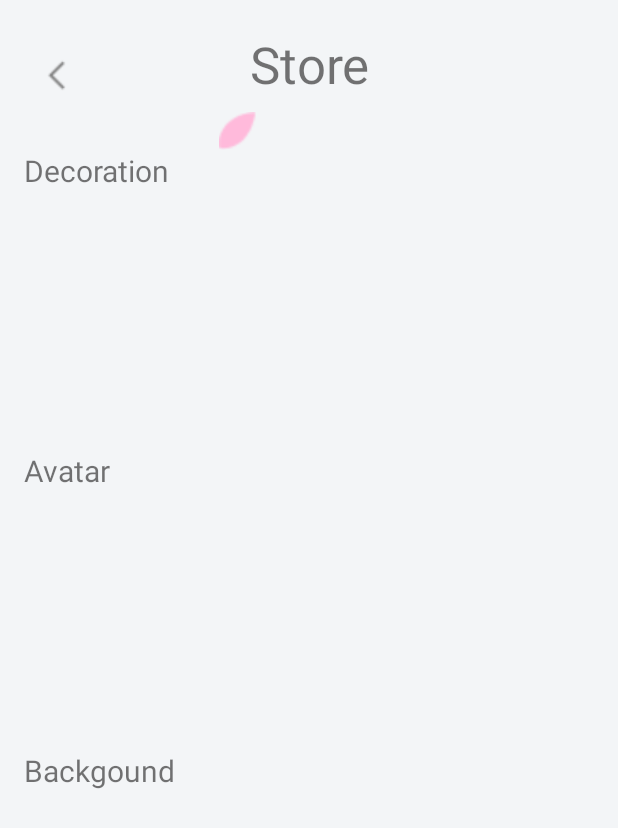
After one commit to diceyecid/Emotive, an Android app: the ShopActivity screen opened directly, with no data from a screen before it, on a phone screen of 412 x 824 dp. The commit adds this screen. Shown: the top 828 px of the screen. Run offline under Robolectric (Android 15) with nearby library versions, the phone set to English and light mode, and no system bars.

Commit message:
shop part1

```diff
--- a/app/src/main/AndroidManifest.xml
+++ b/app/src/main/AndroidManifest.xml
@@ -1,6 +1,6 @@
 <?xml version="1.0" encoding="utf-8"?>
 <manifest xmlns:android="http://schemas.android.com/apk/res/android"
-    package="com.example.emotive" >
+    package="com.example.emotive">
 
     <application
         android:allowBackup="true"
@@ -8,7 +8,13 @@
         android:label="@string/app_name"
         android:roundIcon="@mipmap/ic_launcher_round"
         android:supportsRtl="true"
-        android:theme="@style/Theme.Emotive" >
+        android:theme="@style/Theme.Emotive">
+        <activity
+            android:name=".ShopActivity"
+            android:configChanges="orientation|keyboardHidden|screenSize"
+            android:exported="false"
+            android:fitsSystemWindows="true"
+            android:theme="@style/Theme.Emotive.Fullscreen" />
         <activity
             android:name=".MoodDataActivity"
             android:configChanges="orientation|keyboardHidden|screenSize"
@@ -32,9 +38,10 @@
             android:name=".MainActivity"
             android:exported="true"
             android:fitsSystemWindows="true"
-            android:theme="@style/Theme.Emotive.Fullscreen" >
+            android:theme="@style/Theme.Emotive.Fullscreen">
             <intent-filter>
                 <action android:name="android.intent.action.MAIN" />
+
                 <category android:name="android.intent.category.LAUNCHER" />
             </intent-filter>
         </activity>
--- a/app/src/main/java/com/example/emotive/MainActivity.kt
+++ b/app/src/main/java/com/example/emotive/MainActivity.kt
@@ -25,5 +25,14 @@ class MainActivity : AppCompatActivity() {
 
             startActivity( intent )
         }
+
+        // navigates to the shop
+        shopImage.setOnClickListener{
+            intent = Intent (this,
+                             ShopActivity::class.java)
+            intent.putExtra("petalNum", petalText.text)
+
+            startActivity( intent )
+        }
     }
 }
--- /dev/null
+++ b/app/src/main/java/com/example/emotive/ShopActivity.kt
@@ -0,0 +1,20 @@
+package com.example.emotive
+
+import androidx.appcompat.app.AppCompatActivity
+import android.os.Bundle
+import kotlinx.android.synthetic.main.activity_mood_report.*
+import kotlinx.android.synthetic.main.activity_mood_report.mrPrevImage
+import kotlinx.android.synthetic.main.activity_shop.*
+
+class ShopActivity : AppCompatActivity() {
+    override fun onCreate(savedInstanceState: Bundle?) {
+        super.onCreate(savedInstanceState)
+        setContentView(R.layout.activity_shop)
+
+        petalTextView.text = intent.getStringExtra("petalNum")
+
+        mrPrevImage.setOnClickListener {
+            finish()
+        }
+    }
+}
--- a/app/src/main/res/layout/activity_mood_report.xml
+++ b/app/src/main/res/layout/activity_mood_report.xml
@@ -27,7 +27,7 @@
             app:layout_constraintTop_toTopOf="parent" />
 
         <androidx.constraintlayout.widget.Guideline
-            android:id="@+id/guideline2"
+            android:id="@+id/guideline"
             android:layout_width="wrap_content"
             android:layout_height="wrap_content"
             android:layout_marginTop="20dp"
--- /dev/null
+++ b/app/src/main/res/layout/activity_shop.xml
@@ -0,0 +1,118 @@
+<?xml version="1.0" encoding="utf-8"?>
+<FrameLayout xmlns:android="http://schemas.android.com/apk/res/android"
+    xmlns:app="http://schemas.android.com/apk/res-auto"
+    xmlns:tools="http://schemas.android.com/tools"
+    android:layout_width="match_parent"
+    android:layout_height="match_parent"
+    android:background="?attr/fullscreenBackgroundColor"
+    android:fitsSystemWindows="true"
+    android:theme="@style/ThemeOverlay.Emotive.FullscreenContainer"
+    tools:context=".MoodReportActivity">
+
+    <androidx.constraintlayout.widget.ConstraintLayout
+        android:layout_width="match_parent"
+        android:layout_height="match_parent">
+
+        <androidx.constraintlayout.widget.Guideline
+            android:id="@+id/guideline"
+            android:layout_width="wrap_content"
+            android:layout_height="wrap_content"
+            android:orientation="horizontal"
+            app:layout_constraintGuide_begin="20dp" />
+
+        <androidx.constraintlayout.widget.Guideline
+            android:id="@+id/guideline2"
+            android:layout_width="wrap_content"
+            android:layout_height="wrap_content"
+            android:orientation="horizontal"
+            app:layout_constraintGuide_begin="100dp" />
+
+        <ImageView
+            android:id="@+id/mrPrevImage"
+            android:layout_width="43dp"
+            android:layout_height="60dp"
+            app:layout_constraintStart_toStartOf="@+id/guideline3"
+            app:layout_constraintTop_toTopOf="@+id/guideline"
+            app:srcCompat="@drawable/prev_page" />
+
+        <TextView
+            android:id="@+id/storeTextView"
+            android:layout_width="120dp"
+            android:layout_height="60dp"
+            android:text="Store"
+            android:textAlignment="center"
+            android:textSize="34sp"
+            app:layout_constraintEnd_toEndOf="parent"
+            app:layout_constraintHorizontal_bias="0.5"
+            app:layout_constraintStart_toStartOf="parent"
+            app:layout_constraintTop_toTopOf="@+id/guideline" />
+
+        <ImageView
+            android:id="@+id/imageView"
+            android:layout_width="45dp"
+            android:layout_height="25dp"
+            android:src="@drawable/petal"
+            app:layout_constraintBottom_toTopOf="@+id/guideline2"
+            app:layout_constraintEnd_toStartOf="@+id/petalTextView"
+            app:layout_constraintStart_toStartOf="@+id/storeTextView" />
+
+        <TextView
+            android:id="@+id/petalTextView"
+            android:layout_width="95dp"
+            android:layout_height="30dp"
+            android:text="TextView"
+            android:textAlignment="viewStart"
+            android:textSize="24sp"
+            app:layout_constraintBottom_toTopOf="@+id/guideline2"
+            app:layout_constraintEnd_toEndOf="@+id/storeTextView" />
+
+        <TextView
+            android:id="@+id/decorationTextView"
+            android:layout_width="wrap_content"
+            android:layout_height="wrap_content"
+            android:text="Decoration"
+            android:textSize="20sp"
+            app:layout_constraintStart_toStartOf="@+id/guideline3"
+            app:layout_constraintTop_toTopOf="@+id/guideline2" />
+
+        <androidx.constraintlayout.widget.Guideline
+            android:id="@+id/guideline3"
+            android:layout_width="wrap_content"
+            android:layout_height="wrap_content"
+            android:orientation="vertical"
+            app:layout_constraintGuide_begin="16dp" />
+
+        <androidx.constraintlayout.widget.Guideline
+            android:id="@+id/guideline4"
+            android:layout_width="wrap_content"
+            android:layout_height="wrap_content"
+            android:orientation="horizontal"
+            app:layout_constraintGuide_begin="300dp" />
+
+        <androidx.constraintlayout.widget.Guideline
+            android:id="@+id/guideline5"
+            android:layout_width="wrap_content"
+            android:layout_height="wrap_content"
+            android:orientation="horizontal"
+            app:layout_constraintGuide_begin="500dp" />
+
+        <TextView
+            android:id="@+id/AvatarTextView"
+            android:layout_width="wrap_content"
+            android:layout_height="wrap_content"
+            android:text="Avatar"
+            android:textSize="20sp"
+            app:layout_constraintStart_toStartOf="@+id/guideline3"
+            app:layout_constraintTop_toTopOf="@+id/guideline4" />
+
+        <TextView
+            android:id="@+id/BackgoundTextView"
+            android:layout_width="wrap_content"
+            android:layout_height="wrap_content"
+            android:text="Backgound"
+            android:textSize="20sp"
+            app:layout_constraintStart_toStartOf="@+id/guideline3"
+            app:layout_constraintTop_toTopOf="@+id/guideline5" />
+
+    </androidx.constraintlayout.widget.ConstraintLayout>
+</FrameLayout>
```
